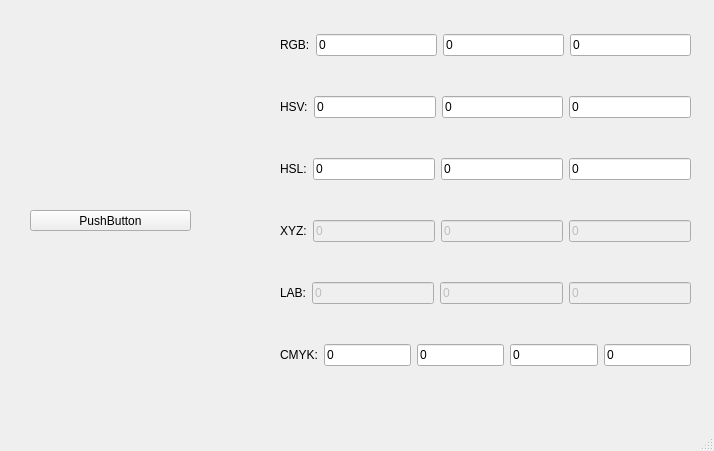
Above: mainwindow.ui from profy0/colors before the change. Below: the same form after it.
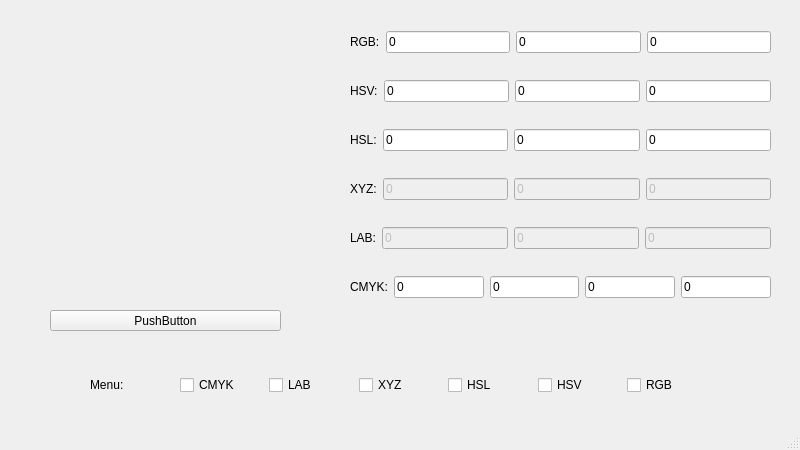
That is the form after the change.

Diff of the .ui file:
```diff
--- a/mainwindow.ui
+++ b/mainwindow.ui
@@ -6,37 +6,42 @@
    <rect>
     <x>0</x>
     <y>0</y>
-    <width>714</width>
-    <height>451</height>
+    <width>800</width>
+    <height>450</height>
    </rect>
   </property>
+  <property name="sizePolicy">
+   <sizepolicy hsizetype="Fixed" vsizetype="Fixed">
+    <horstretch>0</horstretch>
+    <verstretch>0</verstretch>
+   </sizepolicy>
+  </property>
   <property name="windowTitle">
    <string>MainWindow</string>
   </property>
   <widget class="QWidget" name="centralwidget">
-   <widget class="QPushButton" name="chooseColorButton">
+   <property name="sizePolicy">
+    <sizepolicy hsizetype="Fixed" vsizetype="Fixed">
+     <horstretch>0</horstretch>
+     <verstretch>0</verstretch>
+    </sizepolicy>
+   </property>
+   <widget class="QWidget" name="">
     <property name="geometry">
      <rect>
-      <x>30</x>
-      <y>210</y>
-      <width>161</width>
-      <height>21</height>
-     </rect>
-    </property>
-    <property name="text">
-     <string>PushButton</string>
-    </property>
-   </widget>
-   <widget class="QWidget" name="verticalLayoutWidget">
-    <property name="geometry">
-     <rect>
-      <x>280</x>
-      <y>0</y>
-      <width>411</width>
-      <height>401</height>
+      <x>350</x>
+      <y>10</y>
+      <width>421</width>
+      <height>311</height>
      </rect>
     </property>
     <layout class="QVBoxLayout" name="verticalLayout">
+     <property name="spacing">
+      <number>6</number>
+     </property>
+     <property name="sizeConstraint">
+      <enum>QLayout::SetDefaultConstraint</enum>
+     </property>
      <item>
       <layout class="QHBoxLayout" name="horizontalLayout">
        <item>
@@ -259,6 +264,101 @@
      </item>
     </layout>
    </widget>
+   <widget class="QWidget" name="verticalLayoutWidget">
+    <property name="geometry">
+     <rect>
+      <x>90</x>
+      <y>340</y>
+      <width>621</width>
+      <height>91</height>
+     </rect>
+    </property>
+    <layout class="QHBoxLayout" name="horizontalLayout_7">
+     <item>
+      <widget class="QLabel" name="label">
+       <property name="sizePolicy">
+        <sizepolicy hsizetype="Minimum" vsizetype="Maximum">
+         <horstretch>0</horstretch>
+         <verstretch>0</verstretch>
+        </sizepolicy>
+       </property>
+       <property name="text">
+        <string>Menu:</string>
+       </property>
+      </widget>
+     </item>
+     <item>
+      <widget class="QCheckBox" name="cmyk">
+       <property name="text">
+        <string>CMYK</string>
+       </property>
+       <property name="checked">
+        <bool>false</bool>
+       </property>
+       <property name="tristate">
+        <bool>false</bool>
+       </property>
+      </widget>
+     </item>
+     <item>
+      <widget class="QCheckBox" name="lab">
+       <property name="text">
+        <string>LAB</string>
+       </property>
+      </widget>
+     </item>
+     <item>
+      <widget class="QCheckBox" name="xyz">
+       <property name="text">
+        <string>XYZ</string>
+       </property>
+      </widget>
+     </item>
+     <item>
+      <widget class="QCheckBox" name="hsl">
+       <property name="enabled">
+        <bool>true</bool>
+       </property>
+       <property name="text">
+        <string>HSL</string>
+       </property>
+      </widget>
+     </item>
+     <item>
+      <widget class="QCheckBox" name="hsv">
+       <property name="text">
+        <string>HSV</string>
+       </property>
+      </widget>
+     </item>
+     <item>
+      <widget class="QCheckBox" name="rgb">
+       <property name="text">
+        <string>RGB</string>
+       </property>
+      </widget>
+     </item>
+    </layout>
+   </widget>
+   <widget class="QPushButton" name="chooseColorButton">
+    <property name="geometry">
+     <rect>
+      <x>50</x>
+      <y>310</y>
+      <width>231</width>
+      <height>21</height>
+     </rect>
+    </property>
+    <property name="sizePolicy">
+     <sizepolicy hsizetype="Expanding" vsizetype="Expanding">
+      <horstretch>0</horstretch>
+      <verstretch>0</verstretch>
+     </sizepolicy>
+    </property>
+    <property name="text">
+     <string>PushButton</string>
+    </property>
+   </widget>
   </widget>
   <widget class="QMenuBar" name="menubar">
    <property name="geometry">
```
Left out of the diff: 4 changed lines with no effect on the pictures.
